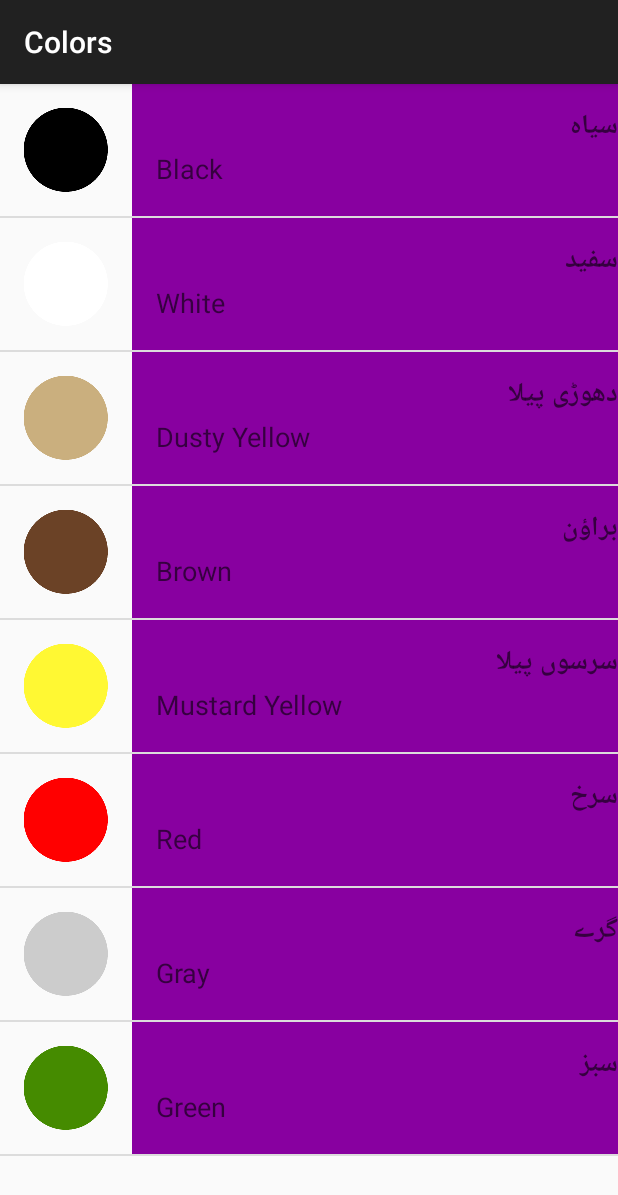
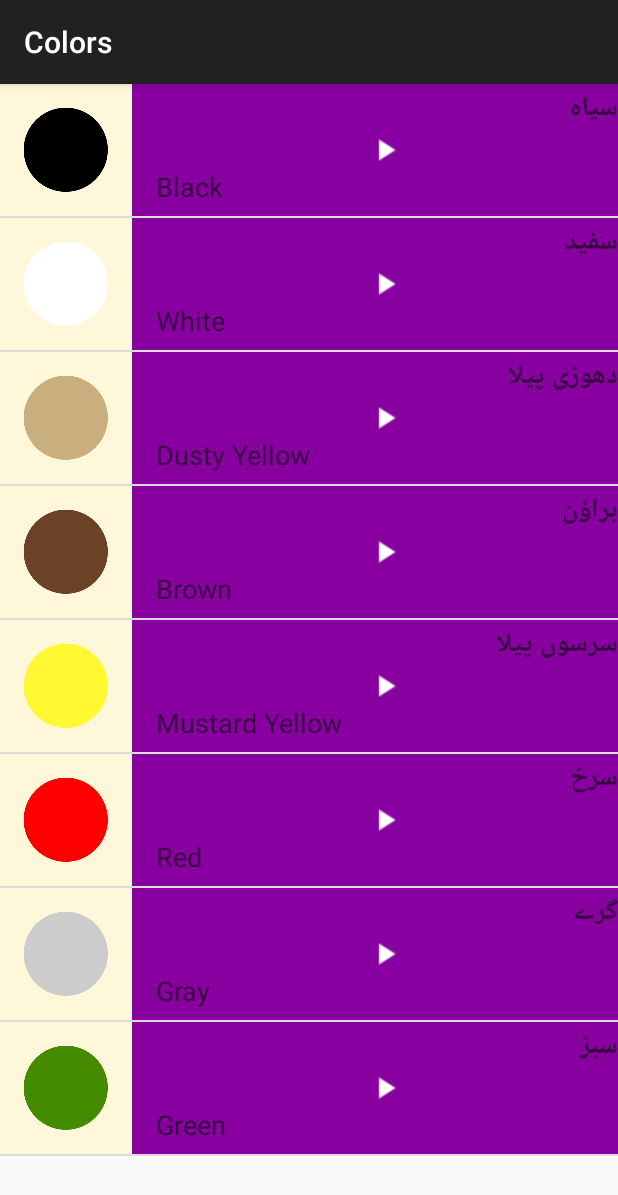
Before and after one commit to SheikhAqibSaeed/LanguagesApp, an Android app: the ColorActivity screen opened directly, with no data from a screen before it, on a phone screen of 412 x 824 dp. Shown: the top 1195 px of the screen. Run offline under Robolectric (Android 15) with nearby library versions, the phone set to English and light mode, and no system bars.

Commit message:
Added Play Icon.

```diff
--- a/app/src/main/res/layout/list_items.xml
+++ b/app/src/main/res/layout/list_items.xml
@@ -1,9 +1,9 @@
 <?xml version="1.0" encoding="utf-8"?>
-<LinearLayout xmlns:android="http://schemas.android.com/apk/res/android"
+<RelativeLayout xmlns:android="http://schemas.android.com/apk/res/android"
     xmlns:tools="http://schemas.android.com/tools"
     android:layout_width="match_parent"
-    android:layout_height="match_parent"
-    android:orientation="horizontal"
+    android:layout_height="@dimen/list_item_height"
+    android:background="@color/tan_background"
     android:minHeight="88dp">
 
     <ImageView
@@ -14,8 +14,11 @@
     <LinearLayout
         android:id="@+id/text_container"
         android:layout_width="match_parent"
-        android:layout_height="match_parent"
+        android:layout_height="@dimen/list_item_height"
         android:orientation="vertical"
+        android:layout_alignParentBottom="true"
+        android:layout_alignParentTop="true"
+        android:layout_toRightOf="@+id/image"
         android:paddingLeft="16dp"
         android:background="@color/category_numbers">
 
@@ -30,16 +33,22 @@
             android:text="@android:color/white"
             android:textStyle="bold"
             />
+
+        <ImageView
+            android:layout_width="305dp"
+            android:layout_height="wrap_content"
+            android:layout_marginRight="16dp"
+            android:src="@drawable/baseline_play_arrow_white_24dp1" />
+
         <TextView
             android:id="@+id/default_text"
             android:layout_width="match_parent"
             android:layout_height="0dp"
             android:layout_weight="1"
             android:gravity="top"
+            android:text="@android:color/white"
             android:textAppearance="?android:textAppearanceMedium"
-            android:text="@android:color/white"
-            tools:text="One"
-            />
+            tools:text="One" />
     </LinearLayout>
 
-</LinearLayout>
+</RelativeLayout>
```
Also changed, not shown: app/src/main/res/drawable/baseline_play_arrow_white_24dp1.png (added), app/src/main/res/mipmap-hdpi/play_arrow.png (added).
